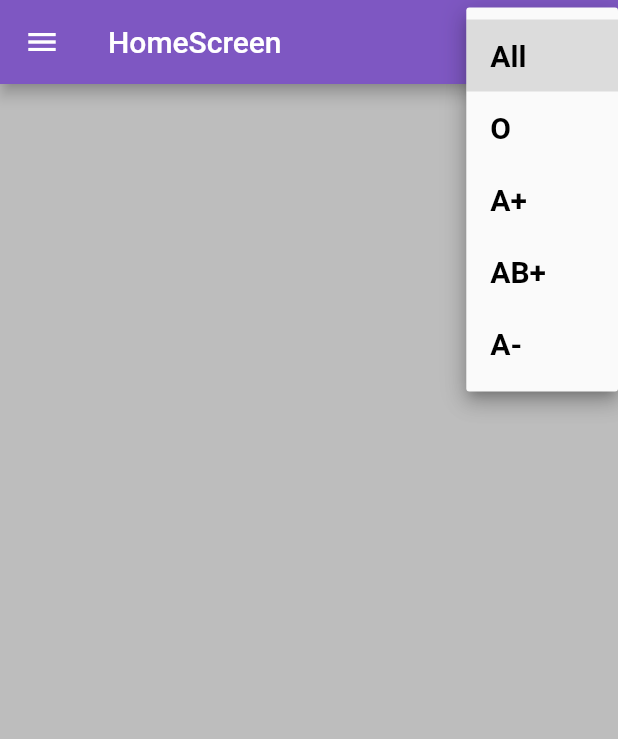
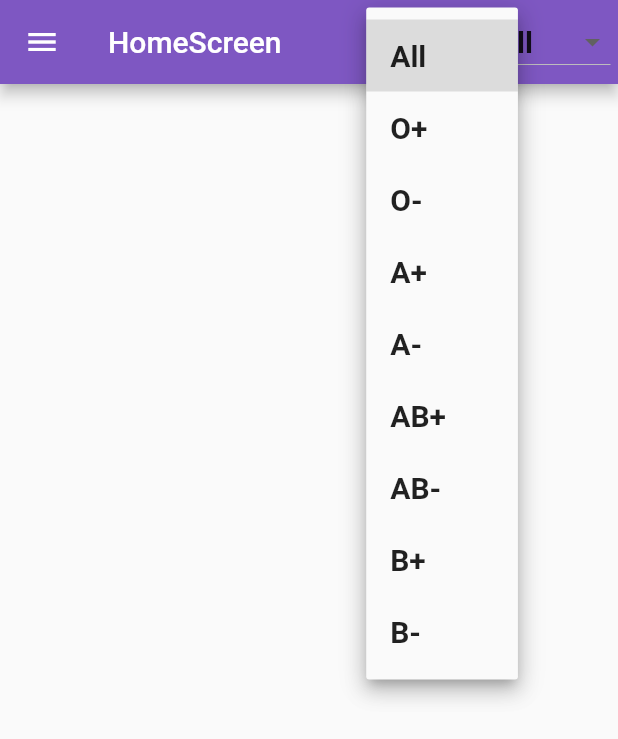
Before and after one commit to mohamedmv/zoumra, a Flutter app: the HomeScreen screen opened by its route, after a tap on "All", on a phone screen of 412 x 824 dp. Shown: the top 739 px of the screen. Run offline on Flutter 3.47's test engine with Material 2 defaults, Android fonts, the phone set to English and light mode, and no system bars; our stand-ins replace cloud_firestore, firebase_auth, flutter_spinkit, splashscreen; accounts and stored records are empty.

Commit message:
add the actife proprety and manage it through settigs and adding city to be with bloodtype in the listing

```diff
--- a/lib/Models/userdata.dart
+++ b/lib/Models/userdata.dart
@@ -4,10 +4,10 @@ class Userdata {
   String prenom;
   String bloodtype;
   String city;
-
+  bool actife;
   String number;
 
-  Userdata({this.city,this.nom,this.prenom,this.bloodtype,this.number});
+  Userdata({this.city,this.nom,this.prenom,this.bloodtype,this.number,this.actife});
 }
 
 class User{
--- a/lib/main.dart
+++ b/lib/main.dart
@@ -4,9 +4,12 @@ import 'package:zoumra/screens/homescreen/homescreen.dart';
 import 'package:zoumra/screens/infoScreen/infoScreen.dart';
 import 'package:zoumra/screens/settings/settigs.dart';
 import 'package:zoumra/screens/sign-inScreen/sign-in.dart';
+import 'package:zoumra/shared/MySpashScreen.dart';
 import 'package:zoumra/shared/theme.dart';
 
 void main() => runApp(MyApp());
+
+
 
 
 class MyApp extends StatelessWidget {
@@ -29,12 +32,13 @@ class MatirialAppWithTheme extends StatelessWidget {
     bool thetheme = mytheme.theTheme ?? true;
     return MaterialApp(
         theme: thetheme ?  ThemeData.light(): ThemeData.dark() ,
-        home: HomeScreen(),
+       initialRoute: '/splash',
         routes: {
     '/home' : (context) => HomeScreen(),
     '/signin': (context) => SignIn(),
     '/info': (context) => InfoScreen(),
     '/settings': (context) => Settings(),
+    '/splash' : (context) => MySplashScreen(),
         },
       );
   }
--- a/lib/screens/homeScreen/Mylist.dart
+++ b/lib/screens/homeScreen/Mylist.dart
@@ -14,7 +14,7 @@ class Mylist{
 
           child: Card(
 
-
+                elevation: 18.0,
                 margin: EdgeInsets.only(right:5,left:5,top: 2,bottom: 2),
                child: ListTile(
                   leading: Icon(Icons.person),
@@ -35,11 +35,11 @@ class Mylist{
                  ),
                  trailing: CircleAvatar(
                           radius: 22.0,
-                         backgroundColor: Colors.purpleAccent[700],
+                         backgroundColor: Colors.white,
                          child:Text('${data[index].bloodtype}',
                        style: TextStyle(
                            fontSize:19,
-                           color: Colors.blueAccent,
+                           color: Colors.brown,
                            fontWeight: FontWeight.bold
                        ),
                        ),
--- a/lib/screens/homeScreen/homescreen.dart
+++ b/lib/screens/homeScreen/homescreen.dart
@@ -12,8 +12,11 @@ class HomeScreen extends StatefulWidget {
 }
 
 class _HomeScreenState extends State<HomeScreen> {
-  List<String> bloodtypes = ['All', 'O','A+','AB+','A-'];
+  List<String> bloodtypes =[ 'All','O+','O-','A+','A-','AB+','AB-','B+','B-'];
     String _bloodtype = 'All';
+     List<String> citys =[ 'All','NKTT','NDB'];
+    String _city = 'All';
+
   @override
   Widget build(BuildContext context) {
 
@@ -24,10 +27,12 @@ class _HomeScreenState extends State<HomeScreen> {
 
 
     return  Scaffold(
-            backgroundColor: Colors.grey[400],
+            // backgroundColor: Colors.grey[400],
 
             appBar: AppBar(
               actions: <Widget>[
+
+                //Bloodtype dropdown button
                 Container(
 
                   padding: EdgeInsets.all(5),
@@ -36,7 +41,7 @@ class _HomeScreenState extends State<HomeScreen> {
 
                     items: bloodtypes.map((String type){
                       return DropdownMenuItem(
-                        child: Text(type, style: TextStyle( fontWeight: FontWeight.bold, fontSize:20 , color: Colors.black),),
+                        child: Text(type, style: TextStyle( fontWeight: FontWeight.bold, fontSize:20 ,),),
                         value:type,
                         );
                     }).toList()
@@ -45,6 +50,31 @@ class _HomeScreenState extends State<HomeScreen> {
                    ,onChanged: (s){
                      setState(() {
                        _bloodtype= s;
+                     });
+                     print(s);
+
+                   }),
+                ),
+
+                //city dropdown button
+
+                  Container(
+
+                  padding: EdgeInsets.all(5),
+                  child: DropdownButton(
+
+
+                    items: citys.map((String type){
+                      return DropdownMenuItem(
+                        child: Text(type, style: TextStyle( fontWeight: FontWeight.bold, fontSize:20 ,),),
+                        value:type,
+                        );
+                    }).toList()
+                    ,
+                  value:_city
+                   ,onChanged: (s){
+                     setState(() {
+                       _city= s;
                      });
                      print(s);
 
@@ -60,12 +90,12 @@ class _HomeScreenState extends State<HomeScreen> {
                 child: Mydrawer()),
 
             body: StreamBuilder<List<Userdata>>(
-        stream: DatabaseService().userslist(_bloodtype) ,
+        stream: DatabaseService().userslist(_bloodtype,_city) ,
         builder: (context, snapshot) {
 
              List<Userdata> userslist= snapshot.data;
          if(snapshot.hasData){return Container(
-              child: list.creatlist(userslist),
+              child: userslist == [] ? Loading() : list.creatlist(userslist),
 
             );
 
@@ -78,19 +108,20 @@ class _HomeScreenState extends State<HomeScreen> {
             floatingActionButton: StreamBuilder<User>(
               stream: DatabaseService().user,
               builder: (context, snapshot) {
-                double b = 1.0;
+
                 if(snapshot.hasData && snapshot.data.uid != null){
-                  b = 0.0;
-                }
-                return Opacity(
-                  opacity:b,
-                   child: FloatingActionButton(
+                 return SizedBox(height: 0.0,width: 0.0);
+
+                }else{
+                   return FloatingActionButton(
                     child: Icon(Icons.add) ,
                     backgroundColor: Colors.deepPurple[400],
                     onPressed: (){
-                    if(b == 1.0) { Navigator.pushNamed(context, '/signin');}
-                    }),
+                     Navigator.pushNamed(context, '/signin');
+                    }
                 );
+                }
+
               }
             ),
 
--- a/lib/screens/homeScreen/mydrawer.dart
+++ b/lib/screens/homeScreen/mydrawer.dart
@@ -48,7 +48,7 @@ class _MydrawerState extends State<Mydrawer> {
 
                            Container(
                              decoration: BoxDecoration(
-                               border: Border(bottom: BorderSide(color: Colors.black26))
+                               border: Border(bottom: BorderSide())
                              ),
                              child: Text("${me.bloodtype}",
                              style: TextStyle(
@@ -79,17 +79,8 @@ class _MydrawerState extends State<Mydrawer> {
                   ),
 
                 ),
-                Container(
-                  margin: EdgeInsets.all(5),
-                  decoration: BoxDecoration(
-                    border:Border(bottom: BorderSide(color: Colors.grey[400]))
-                  ),
-                  child: ListTile(
-                    onTap: (){},
-                    leading: Icon(Icons.home),
-                    title: Text('Home')
-                  ),
-                ),
+
+                 // liste tile for settings
                  Container(
                   margin: EdgeInsets.all(5),
                   decoration: BoxDecoration(
@@ -103,6 +94,8 @@ class _MydrawerState extends State<Mydrawer> {
                     title: Text('Settings')
                   ),
                 ),
+
+
                  Container(
                    margin: EdgeInsets.all(5),
                   decoration: BoxDecoration(
@@ -134,8 +127,21 @@ class _MydrawerState extends State<Mydrawer> {
                         );
 
                     },
-                    leading: Icon(Icons.error_outline),
+                    leading: Icon(Icons.person_outline),
                     title: Text('sign out')
+                  ),
+                ),
+
+
+                 Container(
+                  margin: EdgeInsets.all(5),
+                  decoration: BoxDecoration(
+                    border:Border(bottom: BorderSide(color: Colors.grey[400]))
+                  ),
+                  child: ListTile(
+                    onTap: (){},
+                    leading: Icon(Icons.info_outline),
+                    title: Text('aboute')
                   ),
                 ),
 
--- a/lib/screens/settings/MyCityRadioBox.dart
+++ b/lib/screens/settings/MyCityRadioBox.dart
@@ -22,7 +22,7 @@ class MyCityRadioBox extends StatefulWidget {
           children: [
 
                 Container(
-              width: 140,
+              width: 120,
               child:Card(
                    child: ListTile(
                      onTap: () => setState(() {g =0; widget.changegoo(g);}) ,
@@ -37,7 +37,7 @@ class MyCityRadioBox extends StatefulWidget {
 
               ),
                  Container(
-              width: 150,
+              width: 120,
               child:Card(
                    child: ListTile(
                      onTap: () => setState((){ g =1;  widget.changegoo(g);}) ,
--- a/lib/screens/settings/nomconnectedSettings.dart
+++ b/lib/screens/settings/nomconnectedSettings.dart
@@ -36,7 +36,7 @@ class _NonconnectedSettingsState extends State<NonconnectedSettings> {
             children: <Widget>[
 
             // Dark and light theme buttons
-                 Container(
+     Container(
 
                 child: Card(
 
@@ -57,14 +57,14 @@ class _NonconnectedSettingsState extends State<NonconnectedSettings> {
 
               Expanded(  flex: 1,
                               child: Container(
-                                             padding: EdgeInsets.all(5),
+                                             padding: EdgeInsets.all(0.0),
                             child:Card(
                               elevation: 6.0,
                                child: ListTile(
                                  onTap: () => setState(() { mytheme.changetolight();}) ,
                                  title:  Row(
                                    children: <Widget>[
-                                     Text('Light theme',style: TextStyle( fontSize: 15, fontWeight:FontWeight.w600),),
+                                     Text('Light theme',style: TextStyle( fontSize: 13, fontWeight:FontWeight.w600),),
 
                                      Radio( value: 0, groupValue:  g, activeColor: Colors.purple,
                                        onChanged:(val){ mytheme.changetolight();}),
@@ -81,14 +81,14 @@ class _NonconnectedSettingsState extends State<NonconnectedSettings> {
                           Expanded( flex:1,
                               child: Container(
 
-                        padding: EdgeInsets.all(5),
+                        padding: EdgeInsets.all(0.0),
                             child:Card(
                                elevation: 6.0,
                                child: ListTile(
                                  onTap: () => setState(() {mytheme.changetodark();}) ,
                                   title:  Row(
                                    children: <Widget>[
-                                     Text('Dark theme',style: TextStyle( fontSize: 15, fontWeight:FontWeight.w600),),
+                                     Text('Dark theme',style: TextStyle( fontSize: 13, fontWeight:FontWeight.w600),),
 
                                      Radio( value: 1, groupValue:  g, activeColor: Colors.purple,
                                        onChanged:(val){  mytheme.changetodark();}),
--- a/lib/services/database.dart
+++ b/lib/services/database.dart
@@ -54,17 +54,34 @@ class DatabaseService{
            'bloodtype': userdata.bloodtype,
             'city': userdata.city,
              'number': userdata.number,
+             'actife' : userdata.actife
        }
     );
    }
 
   //get List of users
-  Stream<List<Userdata>>  userslist(String bloodtype){
-    if(bloodtype=='All'){
-      return _userdata.snapshots().map(_userdataFromQuerySnapshot);
+  Stream<List<Userdata>>  userslist(String bloodtype , String city){
+    if(bloodtype=='All' && city == 'All'){
+
+      return _userdata.where('actife', isEqualTo: true)
+      .snapshots().map(_userdataFromQuerySnapshot);
+
+    }else if(bloodtype !='All' && city == 'All'){
+
+      return _userdata.where('actife', isEqualTo: true).where('bloodtype', isEqualTo: bloodtype)
+      .snapshots().map(_userdataFromQuerySnapshot);
+
+    }else if(bloodtype =='All' && city != 'All'){
+
+      return _userdata.where('actife', isEqualTo: true).where('city', isEqualTo: city)
+      .snapshots().map(_userdataFromQuerySnapshot);
+
     }else{
-      return _userdata.where('bloodtype', isEqualTo: bloodtype).snapshots().map(_userdataFromQuerySnapshot);
+
+      return _userdata.where('actife', isEqualTo: true).where('city', isEqualTo: city)
+      .where('bloodtype' , isEqualTo: bloodtype).snapshots().map(_userdataFromQuerySnapshot);
     }
+
 
   }
 
@@ -78,6 +95,7 @@ class DatabaseService{
         bloodtype: element.data['bloodtype'],
          city: element.data['city'],
          number: element.data['number'],
+         actife: element.data['actife'],
       );
     }).toList();
   }
@@ -95,7 +113,7 @@ class DatabaseService{
      city: snapshot.data['city'],
      number: snapshot.data['number'],
      bloodtype: snapshot.data['bloodtype'],
-
+     actife: snapshot.data['actife'],
    );
  }
 
--- a/pubspec.yaml
+++ b/pubspec.yaml
@@ -26,6 +26,7 @@ dependencies:
   cloud_firestore:
   firebase_auth:
   provider:
+  splashscreen:
   flutter_spinkit: ^4.1.2+1
   # The following adds the Cupertino Icons font to your application.
   # Use with the CupertinoIcons class for iOS style icons.
@@ -49,7 +50,7 @@ flutter:
   # To add assets to your application, add an assets section, like this:
   assets:
     - images/image1.JPEG
-  #   - images/a_dot_ham.jpeg
+    - images/mysplash.gif
 
   # An image asset can refer to one or more resolution-specific "variants", see
   # https://flutter.dev/assets-and-images/#resolution-aware.
```
Also changed, not shown: lib/screens/settings/dialogs.dart (+19 -13 lines), lib/screens/settings/settigs.dart (+25 -0 lines), lib/screens/sign-inScreen/sign-in.dart (+15 -7 lines), lib/shared/MySpashScreen.dart (added, +23 -0 lines), images/mysplash.gif (added), pubspec.lock.
